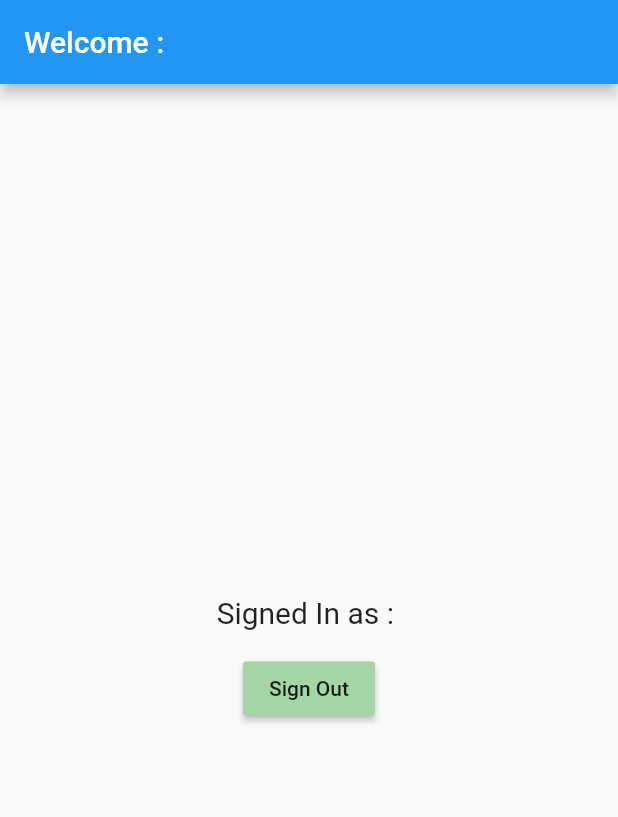
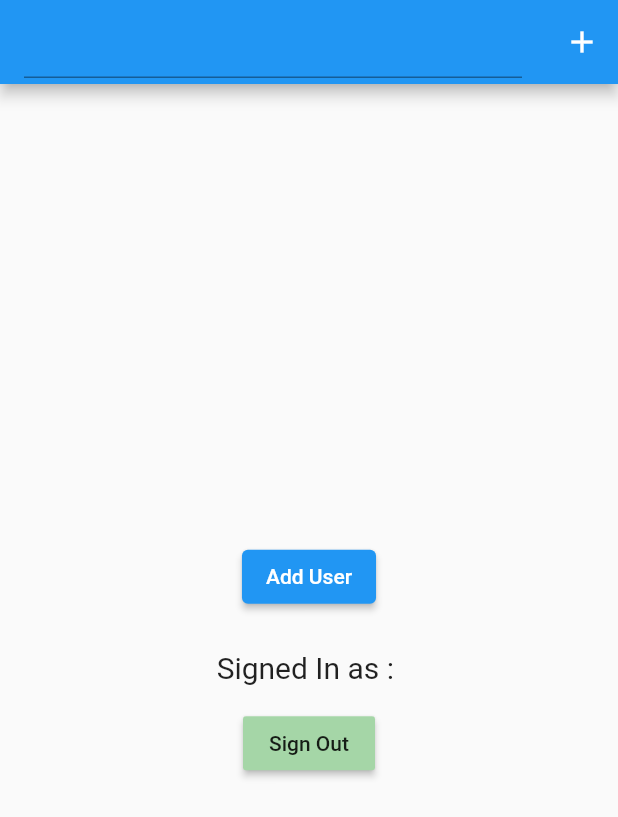
Before and after one commit to ponganan/loginlogout, a Flutter app: the screen it shows once a user with an empty profile is signed in, on a phone screen of 412 x 824 dp. Shown: the top 817 px of the screen. Run offline on Flutter 3.47's test engine with Material 2 defaults, Android fonts, the phone set to English and light mode, and no system bars; our stand-ins replace cloud_firestore, datetime_picker_formfield, firebase_auth, firebase_core, google_fonts; accounts and stored records are empty.

Commit message:
Add user to Firestore with Create new Page and add user,age,birthday from Textfield to Firestore

```diff
--- a/lib/home_page.dart
+++ b/lib/home_page.dart
@@ -1,5 +1,7 @@
+import 'package:cloud_firestore/cloud_firestore.dart';
 import 'package:firebase_auth/firebase_auth.dart';
 import 'package:flutter/material.dart';
+import 'package:loginlogout/user_page.dart';
 
 class HomePage extends StatefulWidget {
   const HomePage({Key? key}) : super(key: key);
@@ -12,31 +14,103 @@ class _HomePageState extends State<HomePage> {
   //add this variable to get user information from firebase
   final user = FirebaseAuth.instance.currentUser!;
 
+  //this line add from Johannes Milke Youtube Channel
+  //for get Text value
+  final controller = TextEditingController();
+
   @override
   Widget build(BuildContext context) {
     return Scaffold(
+      // appbar add from Johannes Milke Youtube Channel
       appBar: AppBar(
-        title: Text('Welcome : ' + user.email!),
+        title: TextField(
+          //add line for get value from TextEditingController
+          controller: controller,
+        ),
+        //add button to add value to firestore
+        actions: [
+          IconButton(
+            icon: const Icon(Icons.add),
+            onPressed: () {
+              //give name equal Text value
+              final name = controller.text;
+
+              createUser(name: name);
+            },
+          ),
+        ],
       ),
       body: Center(
         child: Column(
           mainAxisAlignment: MainAxisAlignment.center,
           children: [
+            // Add ElevatedButton to push Button to Add user
+            ElevatedButton(
+              onPressed: () {
+                Navigator.of(context).push(
+                  MaterialPageRoute(
+                    builder: (BuildContext context) {
+                      return const UserPage();
+                    },
+                  ),
+                );
+              },
+              child: const Text('Add User'),
+            ),
+            const SizedBox(height: 25),
             Text(
               'Signed In as : ' + user.email!,
-              style: TextStyle(fontSize: 20),
+              style: const TextStyle(fontSize: 20),
             ),
-            SizedBox(height: 15),
+            const SizedBox(height: 15),
             MaterialButton(
               onPressed: () {
                 FirebaseAuth.instance.signOut();
               },
               color: Colors.green[200],
-              child: Text('Sign Out'),
-            )
+              child: const Text('Sign Out'),
+            ),
           ],
         ),
       ),
     );
   }
+
+  // Create function to pass value to firestore
+  Future createUser({required String name}) async {
+    final docUser = FirebaseFirestore.instance.collection('users').doc();
+    final user = User2(
+      id: docUser.id,
+      name: name,
+      age: 21,
+      birthday: DateTime.now(),
+    );
+    final json = user.toJson();
+    //create document and write data to firebase
+    await docUser.set(json);
+  }
 }
+
+//************************************************//
+// New Flutter have to create Class and define object//
+//************************************************//
+
+class User2 {
+  String id;
+  final String name;
+  final int age;
+  final DateTime birthday;
+  User2({
+    this.id = '',
+    required this.name,
+    required this.age,
+    required this.birthday,
+  });
+
+  //************************************************//
+  // HAVE TO USE THIS CODE TO MAP JSON TO FIREBASE //
+  //************************************************//
+
+  Map<String, dynamic> toJson() =>
+      {'id': id, 'name': name, 'age': age, 'birthday': birthday};
+}
--- a/lib/main.dart
+++ b/lib/main.dart
@@ -1,4 +1,3 @@
-import 'package:firebase_auth/firebase_auth.dart';
 import 'package:flutter/material.dart';
 import 'package:firebase_core/firebase_core.dart';
 import 'package:loginlogout/main_page.dart';
--- a/pubspec.yaml
+++ b/pubspec.yaml
@@ -37,8 +37,11 @@ dependencies:
   # Use with the CupertinoIcons class for iOS style icons.
   cupertino_icons: ^1.0.5
   firebase_auth: ^3.6.4
+  firebase_core: ^1.21.0
+  cloud_firestore: ^3.4.5
+  datetime_picker_formfield: ^2.0.1
+  intl: ^0.17.0
   google_fonts:
-
 
 dev_dependencies:
   flutter_test:
```
Also changed, not shown: lib/user_page.dart (added, +115 -0 lines), pubspec.lock.
